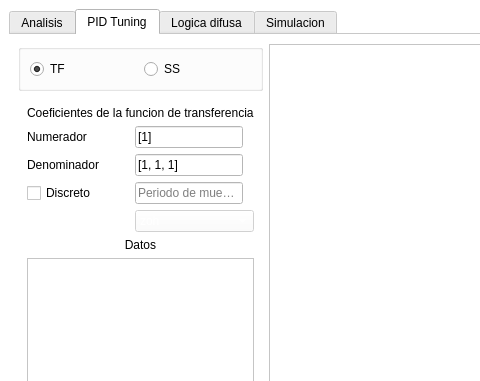
First picture: the form in Main aplication/VentanaPrincipal.ui, repository ezalorpro/LaboratorioDeControl, before the edit; both pictures show x 0 to 480 and y 0 to 381 of the 900 by 711 pixel window.
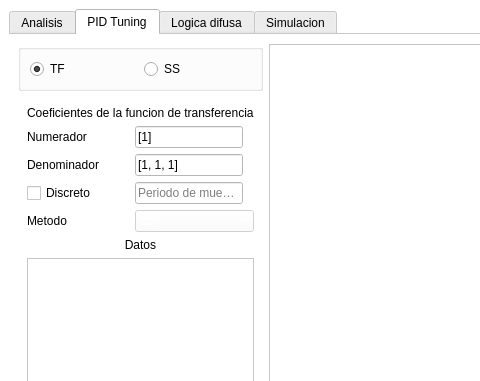
Second picture: the form after the edit. The open tabs and pages were chosen to show the change. Custom widgets are drawn as their Qt base class.

Patch:
```diff
--- a/Main aplication/VentanaPrincipal.ui
+++ b/Main aplication/VentanaPrincipal.ui
@@ -192,6 +192,9 @@
     </property>
     <item row="0" column="0">
      <widget class="QTabWidget" name="principalTab">
+      <property name="enabled">
+       <bool>true</bool>
+      </property>
       <property name="palette">
        <palette>
         <active>
@@ -1414,6 +1417,16 @@
               </item>
              </widget>
             </item>
+            <item row="4" column="0">
+             <widget class="QLabel" name="tfMetodoLabel2">
+              <property name="enabled">
+               <bool>true</bool>
+              </property>
+              <property name="text">
+               <string>Metodo</string>
+              </property>
+             </widget>
+            </item>
            </layout>
           </widget>
           <widget class="QWidget" name="page_4">
```
Left out of the diff: 21 changed lines with no effect on the pictures.
